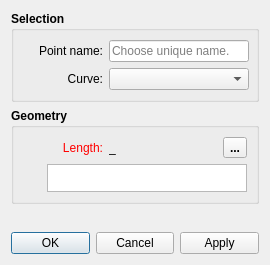
Qt form src/libs/vtools/dialogs/tools/dialogcutspline.ui (FashionFreedom/Seamly2D) before a commit.
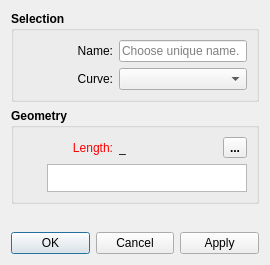
The same form after that commit. Icons and pictures are not drawn.

```diff
--- a/src/libs/vtools/dialogs/tools/dialogcutspline.ui
+++ b/src/libs/vtools/dialogs/tools/dialogcutspline.ui
@@ -35,7 +35,6 @@
      <property name="font">
       <font>
        <pointsize>9</pointsize>
-       <weight>75</weight>
        <bold>true</bold>
       </font>
      </property>
@@ -44,8 +43,11 @@
      </property>
      <layout class="QVBoxLayout" name="verticalLayout">
       <item>
-       <layout class="QHBoxLayout" name="horizontalLayout_3">
-        <item>
+       <layout class="QFormLayout" name="formLayout">
+        <property name="labelAlignment">
+         <set>Qt::AlignRight|Qt::AlignTrailing|Qt::AlignVCenter</set>
+        </property>
+        <item row="0" column="0">
          <widget class="QLabel" name="labelEditNamePoint">
           <property name="sizePolicy">
            <sizepolicy hsizetype="Fixed" vsizetype="Preferred">
@@ -55,35 +57,35 @@
           </property>
           <property name="minimumSize">
            <size>
-            <width>80</width>
+            <width>90</width>
             <height>0</height>
            </size>
           </property>
           <property name="font">
            <font>
-            <weight>50</weight>
+            <pointsize>9</pointsize>
             <bold>false</bold>
            </font>
           </property>
           <property name="text">
-           <string>Point name:</string>
+           <string>Name:</string>
           </property>
           <property name="alignment">
            <set>Qt::AlignRight|Qt::AlignTrailing|Qt::AlignVCenter</set>
           </property>
          </widget>
         </item>
-        <item>
+        <item row="0" column="1">
          <widget class="QLineEdit" name="lineEditNamePoint">
           <property name="minimumSize">
            <size>
-            <width>140</width>
+            <width>80</width>
             <height>0</height>
            </size>
           </property>
           <property name="font">
            <font>
-            <weight>50</weight>
+            <pointsize>9</pointsize>
             <bold>false</bold>
            </font>
           </property>
@@ -95,11 +97,7 @@
           </property>
          </widget>
         </item>
-       </layout>
-      </item>
-      <item>
-       <layout class="QHBoxLayout" name="horizontalLayout_2">
-        <item>
+        <item row="1" column="0">
          <widget class="QLabel" name="label_3">
           <property name="sizePolicy">
            <sizepolicy hsizetype="Fixed" vsizetype="Preferred">
@@ -109,13 +107,13 @@
           </property>
           <property name="minimumSize">
            <size>
-            <width>80</width>
+            <width>90</width>
             <height>0</height>
            </size>
           </property>
           <property name="font">
            <font>
-            <weight>50</weight>
+            <pointsize>9</pointsize>
             <bold>false</bold>
            </font>
           </property>
@@ -127,7 +125,7 @@
           </property>
          </widget>
         </item>
-        <item>
+        <item row="1" column="1">
          <widget class="QComboBox" name="comboBoxSpline">
           <property name="sizePolicy">
            <sizepolicy hsizetype="Expanding" vsizetype="Fixed">
@@ -137,13 +135,13 @@
           </property>
           <property name="minimumSize">
            <size>
-            <width>140</width>
+            <width>80</width>
             <height>0</height>
            </size>
           </property>
           <property name="font">
            <font>
-            <weight>50</weight>
+            <pointsize>9</pointsize>
             <bold>false</bold>
            </font>
           </property>
@@ -165,7 +163,6 @@
      <property name="font">
       <font>
        <pointsize>9</pointsize>
-       <weight>75</weight>
        <bold>true</bold>
       </font>
      </property>
@@ -185,7 +182,7 @@
           </property>
           <property name="minimumSize">
            <size>
-            <width>80</width>
+            <width>90</width>
             <height>0</height>
            </size>
           </property>
@@ -228,7 +225,7 @@
           </property>
           <property name="font">
            <font>
-            <weight>50</weight>
+            <pointsize>9</pointsize>
             <bold>false</bold>
            </font>
           </property>
@@ -250,13 +247,13 @@
           </property>
           <property name="minimumSize">
            <size>
-            <width>87</width>
+            <width>40</width>
             <height>0</height>
            </size>
           </property>
           <property name="font">
            <font>
-            <weight>50</weight>
+            <pointsize>9</pointsize>
             <bold>false</bold>
            </font>
           </property>
```
Left out of the diff: 2 changed lines with no effect on the pictures.
